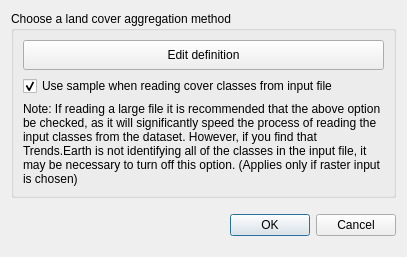
First picture: the form in LDMP/gui/DlgDataIOImportLC.ui, repository ConservationInternational/trends.earth, before the edit.
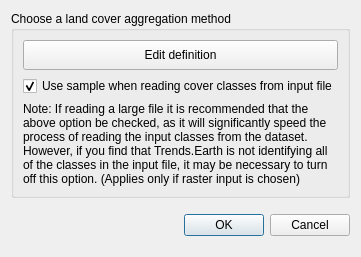
Second picture: the form after the edit.

Commit message: Refactor soil organic carbon dialog.

Diff of the .ui file:
```diff
--- a/LDMP/gui/DlgDataIOImportLC.ui
+++ b/LDMP/gui/DlgDataIOImportLC.ui
@@ -9,7 +9,7 @@
    <rect>
     <x>0</x>
     <y>0</y>
-    <width>407</width>
+    <width>358</width>
     <height>257</height>
    </rect>
   </property>
```
The commit also changes 3 other files.
